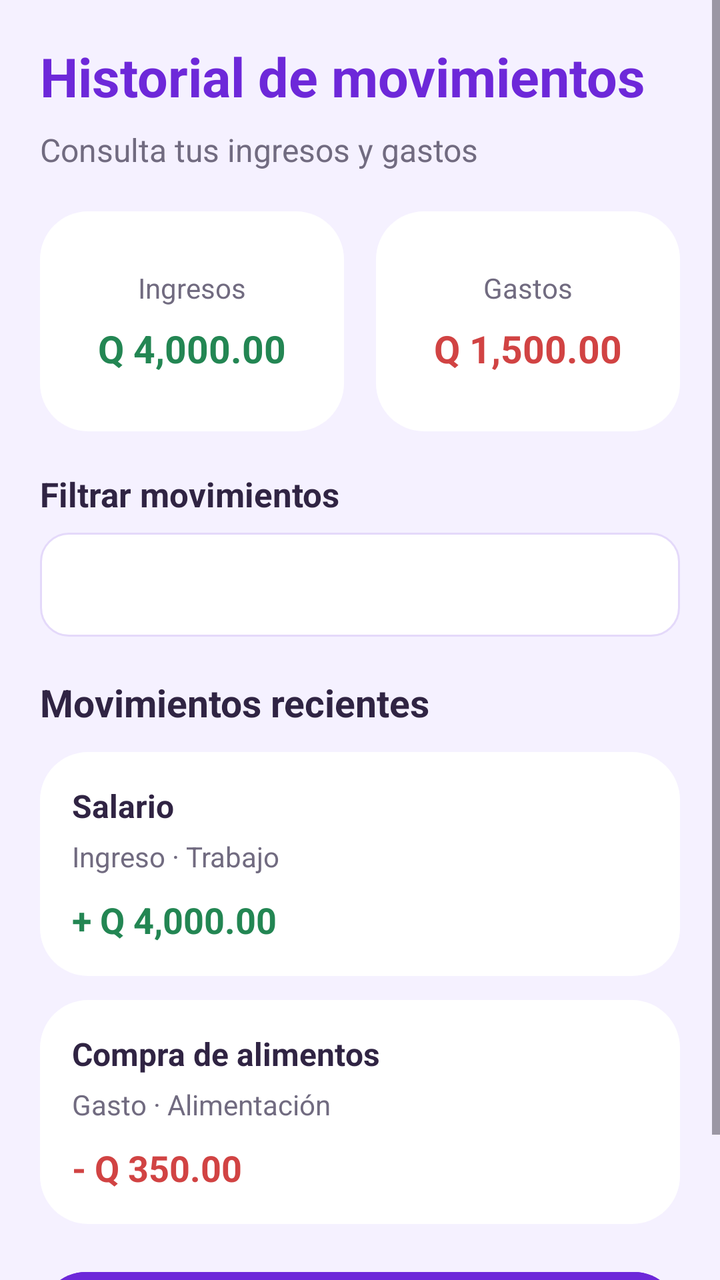
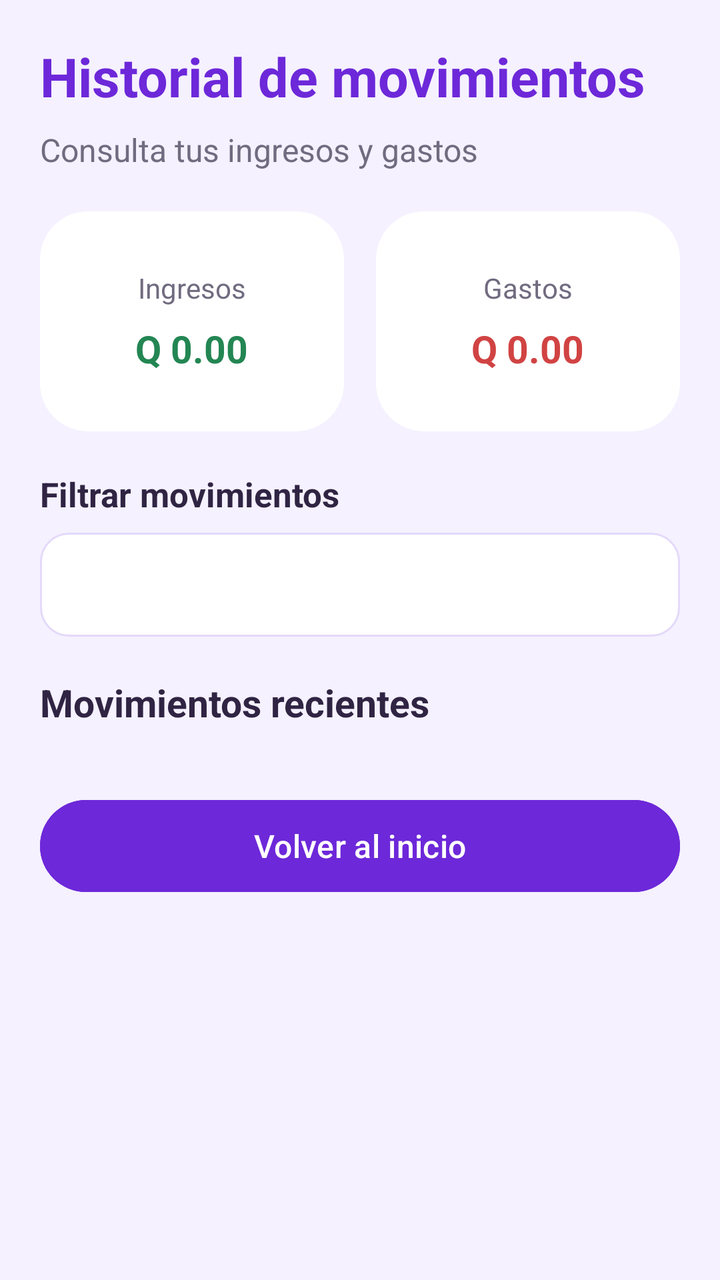

Screens rendered from an Android XML layout before and after an edit, with the pre-edit source and the edit as a unified diff.
<!-- AndroidManifest.xml: application theme Theme.ControlMoney -->
<!-- res/layout/activity_historial.xml -->
<?xml version="1.0" encoding="utf-8"?>
<ScrollView xmlns:android="http://schemas.android.com/apk/res/android"
    android:layout_width="match_parent"
    android:layout_height="match_parent"
    android:background="#F5F1FF"
    android:fillViewport="true">

    <LinearLayout
        android:layout_width="match_parent"
        android:layout_height="wrap_content"
        android:orientation="vertical"
        android:padding="20dp">

        <TextView
            android:layout_width="match_parent"
            android:layout_height="wrap_content"
            android:text="Historial de movimientos"
            android:textColor="#6D28D9"
            android:textSize="27sp"
            android:textStyle="bold"
            android:layout_marginBottom="8dp" />

        <TextView
            android:layout_width="match_parent"
            android:layout_height="wrap_content"
            android:text="Consulta tus ingresos y gastos"
            android:textColor="#716B80"
            android:textSize="16sp"
            android:layout_marginBottom="20dp" />

        

        <LinearLayout
            android:layout_width="match_parent"
            android:layout_height="wrap_content"
            android:orientation="horizontal"
            android:baselineAligned="false"
            android:layout_marginBottom="20dp">

            <LinearLayout
                android:layout_width="0dp"
                android:layout_height="110dp"
                android:layout_weight="1"
                android:layout_marginEnd="8dp"
                android:background="@drawable/fondo_tarjeta"
                android:orientation="vertical"
                android:gravity="center"
                android:padding="12dp">

                <TextView
                    android:layout_width="wrap_content"
                    android:layout_height="wrap_content"
                    android:text="Ingresos"
                    android:textColor="#716B80"
                    android:textSize="14sp" />

                <TextView
                    android:layout_width="wrap_content"
                    android:layout_height="wrap_content"
                    android:layout_marginTop="8dp"
                    android:text="Q 4,000.00"
                    android:textColor="#238653"
                    android:textSize="19sp"
                    android:textStyle="bold" />

            </LinearLayout>

            <LinearLayout
                android:layout_width="0dp"
                android:layout_height="110dp"
                android:layout_weight="1"
                android:layout_marginStart="8dp"
                android:background="@drawable/fondo_tarjeta"
                android:orientation="vertical"
                android:gravity="center"
                android:padding="12dp">

                <TextView
                    android:layout_width="wrap_content"
                    android:layout_height="wrap_content"
                    android:text="Gastos"
                    android:textColor="#716B80"
                    android:textSize="14sp" />

                <TextView
                    android:layout_width="wrap_content"
                    android:layout_height="wrap_content"
                    android:layout_marginTop="8dp"
                    android:text="Q 1,500.00"
                    android:textColor="#D14343"
                    android:textSize="19sp"
                    android:textStyle="bold" />

            </LinearLayout>

        </LinearLayout>

        

        <TextView
            android:layout_width="match_parent"
            android:layout_height="wrap_content"
            android:text="Filtrar movimientos"
            android:textColor="#302443"
            android:textSize="17sp"
            android:textStyle="bold"
            android:layout_marginBottom="8dp" />

        <Spinner
            android:id="@+id/spFiltroMovimientos"
            android:layout_width="match_parent"
            android:layout_height="52dp"
            android:layout_marginBottom="20dp"
            android:background="@drawable/fondo_campo"
            android:padding="8dp" />

        

        <TextView
            android:layout_width="match_parent"
            android:layout_height="wrap_content"
            android:text="Movimientos recientes"
            android:textColor="#302443"
            android:textSize="19sp"
            android:textStyle="bold"
            android:layout_marginBottom="12dp" />

        <LinearLayout
            android:layout_width="match_parent"
            android:layout_height="wrap_content"
            android:orientation="vertical"
            android:background="@drawable/fondo_tarjeta"
            android:padding="16dp"
            android:layout_marginBottom="12dp">

            <TextView
                android:layout_width="match_parent"
                android:layout_height="wrap_content"
                android:text="Salario"
                android:textColor="#302443"
                android:textSize="16sp"
                android:textStyle="bold" />

            <TextView
                android:layout_width="match_parent"
                android:layout_height="wrap_content"
                android:layout_marginTop="5dp"
                android:text="Ingreso · Trabajo"
                android:textColor="#716B80"
                android:textSize="14sp" />

            <TextView
                android:layout_width="match_parent"
                android:layout_height="wrap_content"
                android:layout_marginTop="10dp"
                android:text="+ Q 4,000.00"
                android:textColor="#238653"
                android:textSize="18sp"
                android:textStyle="bold" />

        </LinearLayout>

        <LinearLayout
            android:layout_width="match_parent"
            android:layout_height="wrap_content"
            android:orientation="vertical"
            android:background="@drawable/fondo_tarjeta"
            android:padding="16dp"
            android:layout_marginBottom="12dp">

            <TextView
                android:layout_width="match_parent"
                android:layout_height="wrap_content"
                android:text="Compra de alimentos"
                android:textColor="#302443"
                android:textSize="16sp"
                android:textStyle="bold" />

            <TextView
                android:layout_width="match_parent"
                android:layout_height="wrap_content"
                android:layout_marginTop="5dp"
                android:text="Gasto · Alimentación"
                android:textColor="#716B80"
                android:textSize="14sp" />

            <TextView
                android:layout_width="match_parent"
                android:layout_height="wrap_content"
                android:layout_marginTop="10dp"
                android:text="- Q 350.00"
                android:textColor="#D14343"
                android:textSize="18sp"
                android:textStyle="bold" />

        </LinearLayout>

        <Button
            android:id="@+id/btnVolverInicioHistorial"
            android:layout_width="match_parent"
            android:layout_height="54dp"
            android:layout_marginTop="8dp"
            android:layout_marginBottom="16dp"
            android:backgroundTint="#6D28D9"
            android:text="Volver al inicio"
            android:textAllCaps="false"
            android:textColor="#FFFFFF"
            android:textSize="16sp" />

    </LinearLayout>

</ScrollView>
<!-- resources referenced by this layout -->
<resources>
  <!-- drawable fondo_campo (drawable) -->
  <?xml version="1.0" encoding="utf-8"?>
  <shape xmlns:android="http://schemas.android.com/apk/res/android"
      android:shape="rectangle">
  
      <solid android:color="#FFFFFF" />
  
      <stroke
          android:width="1dp"
          android:color="#E4D9FA" />
  
      <corners android:radius="14dp" />
  
      <padding
          android:left="12dp"
          android:top="4dp"
          android:right="12dp"
          android:bottom="4dp" />
  
  </shape>
  <!-- drawable fondo_tarjeta (drawable) -->
  <?xml version="1.0" encoding="utf-8"?>
  <shape xmlns:android="http://schemas.android.com/apk/res/android"
      android:shape="rectangle">
  
      <solid android:color="#FFFFFF" />
  
      <corners android:radius="24dp" />
  
  </shape>
  <style name="Theme.ControlMoney" parent="Base.Theme.ControlMoney" />
  <style name="Base.Theme.ControlMoney" parent="Theme.Material3.DayNight.NoActionBar">
          
          
      </style>
</resources>

<!-- the commit's change to res/layout/activity_historial.xml (unified diff, before → after) -->
@@ -55,10 +55,11 @@
                     android:textSize="14sp" />
 
                 <TextView
+                    android:id="@+id/tvHistorialIngresos"
                     android:layout_width="wrap_content"
                     android:layout_height="wrap_content"
                     android:layout_marginTop="8dp"
-                    android:text="Q 4,000.00"
+                    android:text="Q 0.00"
                     android:textColor="#238653"
                     android:textSize="19sp"
                     android:textStyle="bold" />
@@ -83,10 +84,11 @@
                     android:textSize="14sp" />
 
                 <TextView
+                    android:id="@+id/tvHistorialGastos"
                     android:layout_width="wrap_content"
                     android:layout_height="wrap_content"
                     android:layout_marginTop="8dp"
-                    android:text="Q 1,500.00"
+                    android:text="Q 0.00"
                     android:textColor="#D14343"
                     android:textSize="19sp"
                     android:textStyle="bold" />
@@ -114,8 +116,8 @@
             android:background="@drawable/fondo_campo"
             android:padding="8dp" />
 
+
         
-
         <TextView
             android:layout_width="match_parent"
             android:layout_height="wrap_content"
@@ -126,74 +128,12 @@
             android:layout_marginBottom="12dp" />
 
         <LinearLayout
+            android:id="@+id/contenedorMovimientos"
             android:layout_width="match_parent"
             android:layout_height="wrap_content"
             android:orientation="vertical"
-            android:background="@drawable/fondo_tarjeta"
-            android:padding="16dp"
-            android:layout_marginBottom="12dp">
+            android:layout_marginBottom="12dp" />
 
-            <TextView
-                android:layout_width="match_parent"
-                android:layout_height="wrap_content"
-                android:text="Salario"
-                android:textColor="#302443"
-                android:textSize="16sp"
-                android:textStyle="bold" />
-
-            <TextView
-                android:layout_width="match_parent"
-                android:layout_height="wrap_content"
-                android:layout_marginTop="5dp"
-                android:text="Ingreso · Trabajo"
-                android:textColor="#716B80"
-                android:textSize="14sp" />
-
-            <TextView
-                android:layout_width="match_parent"
-                android:layout_height="wrap_content"
-                android:layout_marginTop="10dp"
-                android:text="+ Q 4,000.00"
-                android:textColor="#238653"
-                android:textSize="18sp"
-                android:textStyle="bold" />
-
-        </LinearLayout>
-
-        <LinearLayout
-            android:layout_width="match_parent"
-            android:layout_height="wrap_content"
-            android:orientation="vertical"
-            android:background="@drawable/fondo_tarjeta"
-            android:padding="16dp"
-            android:layout_marginBottom="12dp">
-
-            <TextView
-                android:layout_width="match_parent"
-                android:layout_height="wrap_content"
-                android:text="Compra de alimentos"
-                android:textColor="#302443"
-                android:textSize="16sp"
-                android:textStyle="bold" />
-
-            <TextView
-                android:layout_width="match_parent"
-                android:layout_height="wrap_content"
-                android:layout_marginTop="5dp"
-                android:text="Gasto · Alimentación"
-                android:textColor="#716B80"
-                android:textSize="14sp" />
-
-            <TextView
-                android:layout_width="match_parent"
-                android:layout_height="wrap_content"
-                android:layout_marginTop="10dp"
-                android:text="- Q 350.00"
-                android:textColor="#D14343"
-                android:textSize="18sp"
-                android:textStyle="bold" />
-
-        </LinearLayout>
 
         <Button
             android:id="@+id/btnVolverInicioHistorial"
